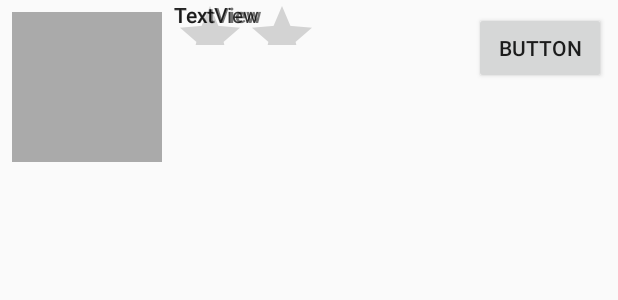
After one commit to arnauds-squadron/team_project, an Android app: the layout search_post_linear.xml on its own in the app's theme, with its tools: preview values and no code run, on a phone screen of 412 x 824 dp. The commit adds this screen. Shown: the top 300 px of the screen. Run offline under Robolectric (Android 15) with nearby library versions, the phone set to English and light mode, and no system bars.

Commit message:
added search results activity and adapter

```diff
--- a/app/src/main/AndroidManifest.xml
+++ b/app/src/main/AndroidManifest.xml
@@ -9,7 +9,8 @@
         android:roundIcon="@mipmap/ic_launcher_round"
         android:supportsRtl="true"
         android:theme="@style/AppTheme">
-        <activity android:name=".LocalActivity"></activity>
+        <activity android:name=".visitor.VisitorSearchActivity"></activity>
+        <activity android:name=".LocalActivity" />
         <activity android:name=".MainActivity">
             <intent-filter>
                 <action android:name="android.intent.action.MAIN" />
--- a/app/src/main/java/com/arnauds_squadron/eatup/EndlessRecyclerViewScrollListener.java
+++ b/app/src/main/java/com/arnauds_squadron/eatup/models/EndlessRecyclerViewScrollListener.java
@@ -1,4 +1,4 @@
-package com.arnauds_squadron.eatup;
+package com.arnauds_squadron.eatup.models;
 
 import android.support.v7.widget.GridLayoutManager;
 import android.support.v7.widget.LinearLayoutManager;
--- a/app/src/main/res/layout/fragment_visitor.xml
+++ b/app/src/main/res/layout/fragment_visitor.xml
@@ -4,7 +4,7 @@
     xmlns:tools="http://schemas.android.com/tools"
     android:layout_width="match_parent"
     android:layout_height="match_parent"
-    tools:context=".VisitorFragment">
+    tools:context=".visitor.VisitorFragment">
 
     <?xml version="1.0" encoding="utf-8"?>
     <android.support.constraint.ConstraintLayout
--- /dev/null
+++ b/app/src/main/res/layout/search_post_linear.xml
@@ -0,0 +1,71 @@
+<?xml version="1.0" encoding="utf-8"?>
+<android.support.constraint.ConstraintLayout
+    xmlns:android="http://schemas.android.com/apk/res/android"
+    xmlns:app="http://schemas.android.com/apk/res-auto"
+    xmlns:tools="http://schemas.android.com/tools"
+    android:layout_width="match_parent"
+    android:layout_height="match_parent">
+
+    <ImageView
+        android:id="@+id/ivProfileImage"
+        android:layout_width="100dp"
+        android:layout_height="100dp"
+        android:layout_marginStart="8dp"
+        android:layout_marginLeft="8dp"
+        android:layout_marginTop="8dp"
+        app:layout_constraintStart_toStartOf="parent"
+        app:layout_constraintTop_toTopOf="parent"
+        app:srcCompat="@android:color/darker_gray" />
+
+    <TextView
+        android:id="@+id/tvName"
+        android:layout_width="wrap_content"
+        android:layout_height="wrap_content"
+        android:layout_marginStart="8dp"
+        android:layout_marginLeft="8dp"
+        android:text="TextView"
+        android:textStyle="bold"
+        app:layout_constraintStart_toEndOf="@+id/ivProfileImage"
+        tools:layout_editor_absoluteY="8dp" />
+
+    <RatingBar
+        android:id="@+id/ratingBar"
+        android:layout_width="100dp"
+        android:layout_height="30dp"
+        android:layout_marginStart="8dp"
+        android:layout_marginLeft="8dp"
+        app:layout_constraintStart_toEndOf="@+id/ivProfileImage"
+        tools:layout_editor_absoluteY="27dp" />
+
+    <TextView
+        android:id="@+id/tvCuisine"
+        android:layout_width="wrap_content"
+        android:layout_height="wrap_content"
+        android:layout_marginStart="8dp"
+        android:layout_marginLeft="8dp"
+        android:text="TextView"
+        app:layout_constraintStart_toEndOf="@+id/ivProfileImage"
+        tools:layout_editor_absoluteY="57dp" />
+
+    <TextView
+        android:id="@+id/tvDistance"
+        android:layout_width="wrap_content"
+        android:layout_height="wrap_content"
+        android:layout_marginStart="8dp"
+        android:layout_marginLeft="8dp"
+        android:text="TextView"
+        app:layout_constraintStart_toEndOf="@+id/ivProfileImage"
+        tools:layout_editor_absoluteY="89dp" />
+
+    <Button
+        android:id="@+id/btBook"
+        android:layout_width="wrap_content"
+        android:layout_height="wrap_content"
+        android:layout_marginTop="8dp"
+        android:layout_marginEnd="8dp"
+        android:layout_marginRight="8dp"
+        android:text="Button"
+        app:layout_constraintEnd_toEndOf="parent"
+        app:layout_constraintTop_toTopOf="parent" />
+
+</android.support.constraint.ConstraintLayout>
```
Also changed, not shown: app/src/main/java/com/arnauds_squadron/eatup/visitor/BrowsePostAdapter.java (added, +116 -0 lines), app/src/main/java/com/arnauds_squadron/eatup/visitor/SearchPostAdapter.java (renamed from app/src/main/java/com/arnauds_squadron/eatup/BrowsePostAdapter.java, +21 -17 lines), app/src/main/java/com/arnauds_squadron/eatup/visitor/VisitorFragment.java (renamed from app/src/main/java/com/arnauds_squadron/eatup/VisitorFragment.java, +4 -8 lines), app/src/main/java/com/arnauds_squadron/eatup/visitor/VisitorSearchActivity.java (added, +136 -0 lines), app/src/main/res/layout/activity_visitor_search.xml (added, +47 -0 lines).
